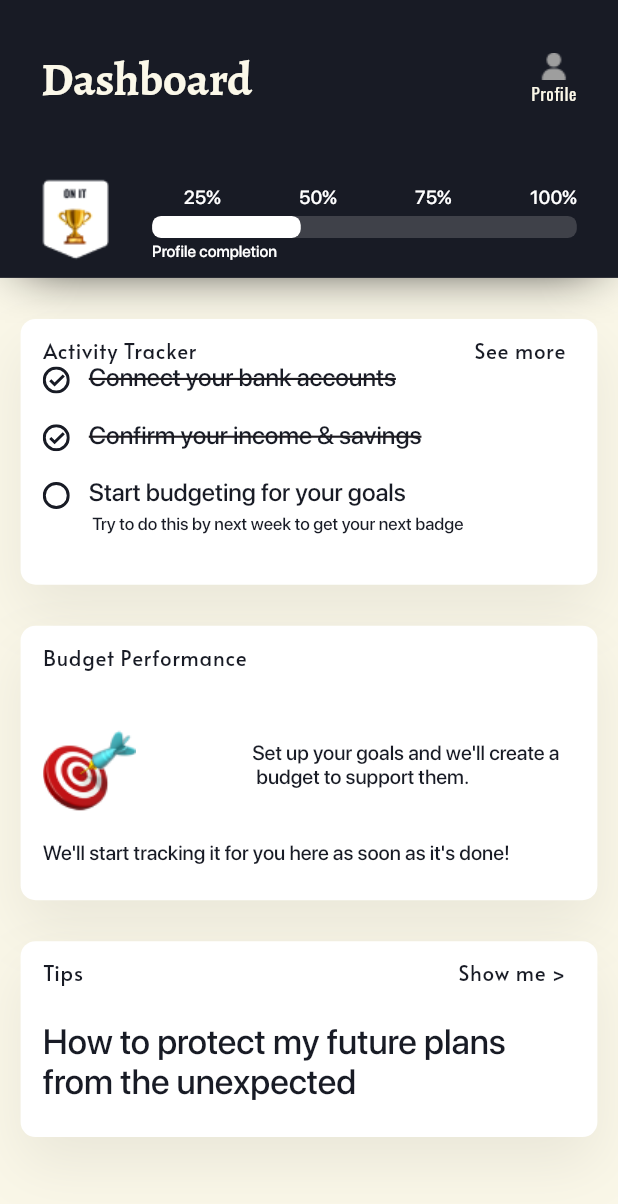
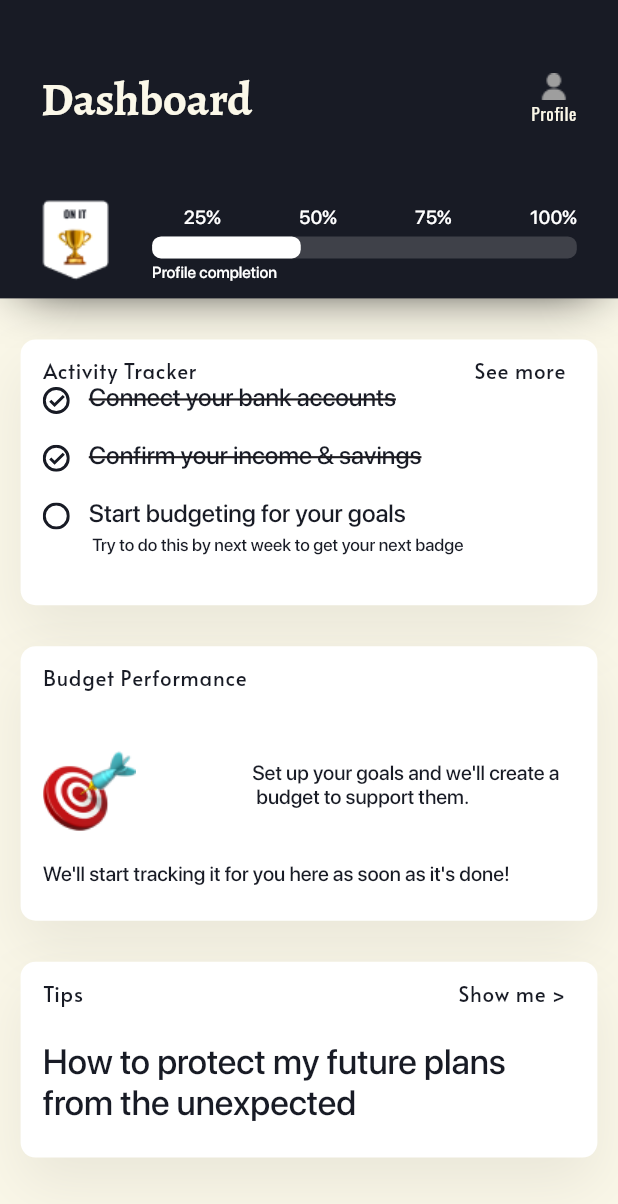
Before and after one commit to Refaat2020/cream_exercise, a Flutter app: the screen it shows after launch, on a phone screen of 412 x 824 dp. Shown: the top 1204 px of the screen. Run offline on Flutter 3.47's test engine with Material 3 defaults, Android fonts, the phone set to English and light mode, and no system bars; our stand-ins replace flutter_screenutil, flutter_svg.

Commit message:
Update dashboard_header_widget.dart

```diff
--- a/lib/core/features/dashboard_feature/views/dashboard_screen/components/dashboard_header_widget.dart
+++ b/lib/core/features/dashboard_feature/views/dashboard_screen/components/dashboard_header_widget.dart
@@ -18,7 +18,7 @@ class DashboardHeaderWidget extends StatelessWidget {
         )
       ]),
       padding:
-          EdgeInsets.only(left: 26.w, right: 26.w, top: 36.h, bottom: 12.h),
+          EdgeInsets.only(left: 26.w, right: 26.w, top: 50.h, bottom: 12.h),
       child: Column(
         crossAxisAlignment: CrossAxisAlignment.start,
         children: [
```
